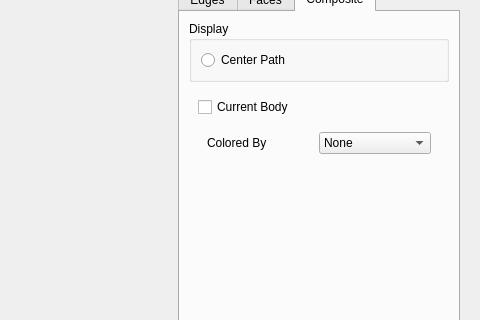
danlipsa/foamvis, file Window.ui: the form before one commit; both pictures show x 536 to 1016 and y 251 to 571 of the 1016 by 720 pixel window.
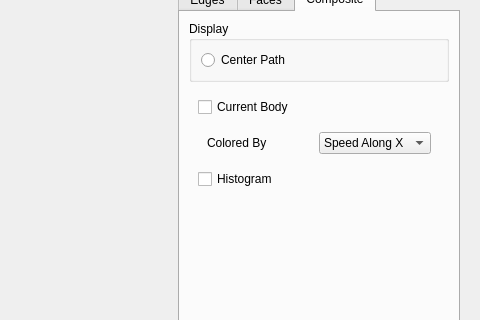
The form after the commit. The open tabs and pages were chosen to show the change. Custom widgets are drawn as their Qt base class.

```diff
--- a/Window.ui
+++ b/Window.ui
@@ -501,9 +501,6 @@
                     </item>
                     <item>
                      <widget class="QComboBox" name="comboBoxColoredBy">
-                      <property name="currentIndex">
-                       <number>5</number>
-                      </property>
                       <item>
                        <property name="text">
                         <string>Speed Along X</string>
@@ -539,6 +536,13 @@
                    </layout>
                   </widget>
                  </item>
+                 <item>
+                  <widget class="QCheckBox" name="checkBoxCenterPathHistogram">
+                   <property name="text">
+                    <string>Histogram</string>
+                   </property>
+                  </widget>
+                 </item>
                  <item>
                   <spacer name="verticalSpacer">
                    <property name="orientation">
```
Left out of the diff: 50 changed lines with no effect on the pictures.
